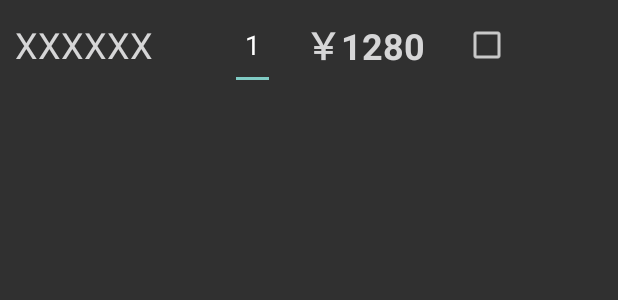
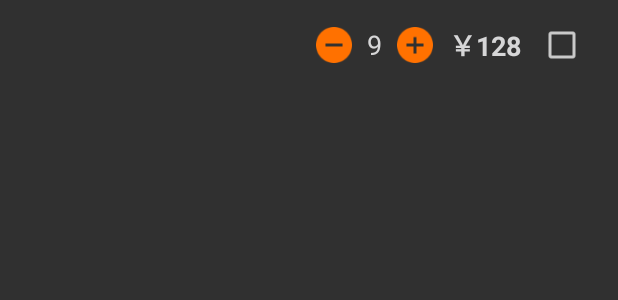
Before and after one commit to maxzhang1985/HappyTouch, an Android app: the layout popupwindow_item.xml on its own in the app's theme, with its tools: preview values and no code run, on a phone screen of 412 x 824 dp. Shown: the top 300 px of the screen. Run offline under Robolectric (Android 15) with nearby library versions, the light colour scheme and no system bars.

Commit message:
商品详细页

```diff
--- a/app/src/main/java/com/kuailedian/adapter/ProductAdapter.java
+++ b/app/src/main/java/com/kuailedian/adapter/ProductAdapter.java
@@ -100,6 +100,8 @@ public class ProductAdapter extends ArrayAdapter<ProductEntity> {
 
         viewHolder.productName.setText(entity.getProductname());
 
+        viewHolder.productMoney.setText(entity.getProductmoney());
+
         viewHolder.btnAddProduct.setOnClickListener(new View.OnClickListener() {
             @Override
             public void onClick(View v) {
--- a/app/src/main/java/com/kuailedian/repository/ProductsRepository.java
+++ b/app/src/main/java/com/kuailedian/repository/ProductsRepository.java
@@ -31,7 +31,7 @@ public class ProductsRepository extends  BaseAsyncRepository {
         for(int i=0 ; i<=objectArray.size()-1;i++)
         {
             JSONObject item = objectArray.getJSONObject(i);
-            productList.add(new ProductEntity( "", item.getString("productid") , item.getString("productname"),item.getString("unitprice") ));
+            productList.add(new ProductEntity( item.getString("img"), item.getString("productid") , item.getString("productname"),item.getString("unitprice") ));
         }
 
         return productList;
--- a/app/src/main/java/com/kuailedian/repository/ReservationRepository.java
+++ b/app/src/main/java/com/kuailedian/repository/ReservationRepository.java
@@ -48,7 +48,7 @@ public class ReservationRepository extends BaseAsyncRepository {
                 ChildStatusEntity child = new ChildStatusEntity();
                 child.setProductsid(food.getString("productid"));
                 child.setProductName(food.getString("productname"));
-               // child.setImg(food.getJSONArray("img").get(0).toString());
+                child.setImg(food.getString("img"));
                 child.setUnitprice(food.getString("unitprice"));
 
 
--- a/app/src/main/res/layout/orderbar.xml
+++ b/app/src/main/res/layout/orderbar.xml
@@ -3,6 +3,7 @@
 <FrameLayout xmlns:android="http://schemas.android.com/apk/res/android"
     android:layout_width="match_parent"
     android:layout_height="90dp"
+    android:layout_weight="1"
     android:layout_alignParentBottom="true">
 
 
--- a/app/src/main/res/layout/popupwindow_item.xml
+++ b/app/src/main/res/layout/popupwindow_item.xml
@@ -6,14 +6,15 @@
                 >
 
     <TextView
-        android:id="@+id/popup_item"
+        android:id="@+id/cartitem_name"
         android:layout_width="wrap_content"
         android:layout_height="match_parent"
+        android:maxWidth="135dp"
         android:singleLine="true"
         android:ellipsize="none"
-        android:text="XXXXXX"
+        android:text=""
         android:textColor="@color/black"
-        android:textSize="24dp"
+        android:textSize="16dp"
         android:gravity="center"
         android:layout_marginLeft="10dp"/>
 
@@ -23,35 +24,51 @@
     android:layout_height="match_parent"
     android:orientation="horizontal"
     android:layout_gravity="right"
-    android:gravity="right">
+    android:gravity="right|center">
 
 
-    <EditText
-        android:text="1"
+    <Button android:id="@+id/btn_cartitem_sub"
+        android:background="@mipmap/btn_sub"
+        android:layout_width="24dp"
+        android:layout_height="24dp" />
+
+    <TextView
+        android:id="@+id/cartitem_amount"
+        android:text="9"
         android:layout_width="30dp"
         android:layout_height="match_parent"
         android:gravity="center"
-        android:layout_marginRight="10dp"/>
+        android:textSize="18dp"
+        android:textColor="@color/Red"
+        />
 
 
+    <Button android:id="@+id/btn_cartitem_add"
+        android:background="@mipmap/btn_plus"
+        android:layout_width="24dp"
+        android:layout_height="24dp" />
+
     <TextView
-        android:layout_width="100dp"
+        android:id="@+id/cartitem_price"
+        android:layout_width="70dp"
         android:layout_height="match_parent"
         android:textStyle="bold"
         android:singleLine="true"
         android:ellipsize="end"
-        android:text="￥1280"
+        android:textSize="18dp"
+        android:text="￥128"
 
         android:textColor="@color/OrangeRed"
-        android:textSize="24dp"
+
         android:gravity="center"
-        android:layout_marginRight="15dp"/>
+        />
 
     <CheckBox
-        android:layout_width="68dp"
+        android:id="@+id/cartitem_selected"
+        android:layout_width="38dp"
         android:layout_height="match_parent"
         android:layout_alignParentRight="true"
-        android:layout_marginRight="35dp"
+        android:layout_marginRight="15dp"
         style="@style/MyCheckBox"/>
 
 
```
Also changed, not shown: app/src/main/java/com/kuailedian/adapter/OrderCartAdapter.java (added, +99 -0 lines), app/src/main/java/com/kuailedian/adapter/StatusExpandAdapter.java (+11 -0 lines), app/src/main/java/com/kuailedian/components/BottomPopupWindow.java (+18 -17 lines), app/src/main/java/com/kuailedian/domain/OrderCart.java (+7 -1 lines), app/src/main/java/com/kuailedian/happytouch/ReservationFragment.java (+5 -2 lines), app/src/main/res/layout/bottompopup_window.xml (+5 -3 lines).
